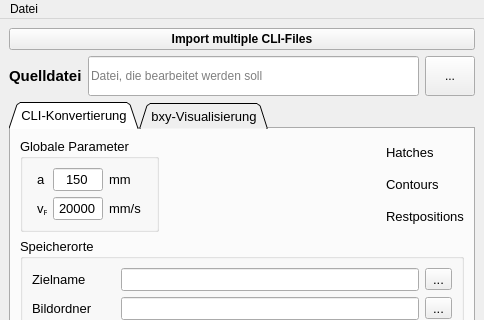
Above: gui/startGUI.ui from lhalb/Figurprogrammierung before the change; both pictures show x 0 to 484 and y 0 to 320 of the 484 by 705 pixel window. Below: the same form after it.
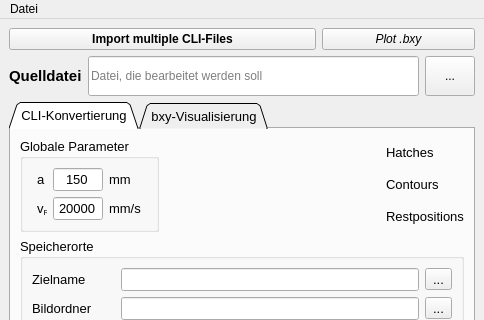
That is the form after the change. Icons and pictures are not drawn.

The edit to the form file:
```diff
--- a/gui/startGUI.ui
+++ b/gui/startGUI.ui
@@ -24,6 +24,11 @@
        <number>0</number>
       </property>
       <item>
+       <layout class="QGridLayout" name="gridLayout_8">
+        <property name="topMargin">
+         <number>0</number>
+        </property>
+        <item row="0" column="0" colspan="2">
        <widget class="QPushButton" name="but_multi_import">
         <property name="font">
          <font>
@@ -42,6 +47,26 @@
         </property>
        </widget>
       </item>
+        <item row="0" column="2">
+         <widget class="QPushButton" name="but_multiplot_bxy">
+          <property name="font">
+           <font>
+            <italic>true</italic>
+           </font>
+          </property>
+          <property name="toolTip">
+           <string>&lt;html&gt;&lt;head/&gt;&lt;body&gt;&lt;p&gt;Öffnet den Dialog, um mehrere Figurdateien zu plotten.	STRG + SHIFT + P&lt;/p&gt;&lt;/body&gt;&lt;/html&gt;</string>
+          </property>
+          <property name="text">
+           <string>Plot .bxy</string>
+          </property>
+          <property name="shortcut">
+           <string>Ctrl+Shift+P</string>
+          </property>
+         </widget>
+        </item>
+       </layout>
+      </item>
       <item>
        <layout class="QHBoxLayout" name="horizontalLayout">
         <item>
```
Left out of the diff: 10 changed lines with no effect on the pictures. Lines whose indentation alone changed are shown as unchanged.
